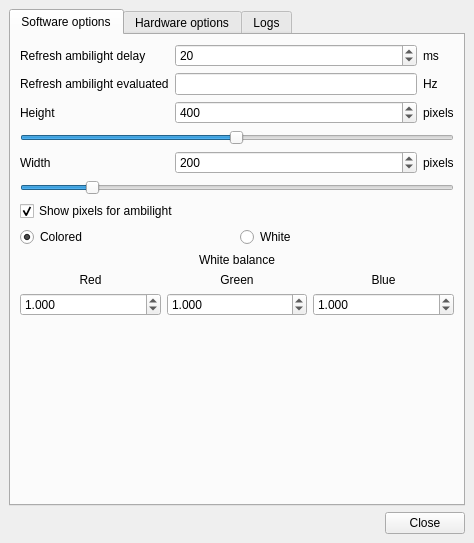
Qt form Software/src/mainwindow.ui (Atarity/Lightpack) before a commit.
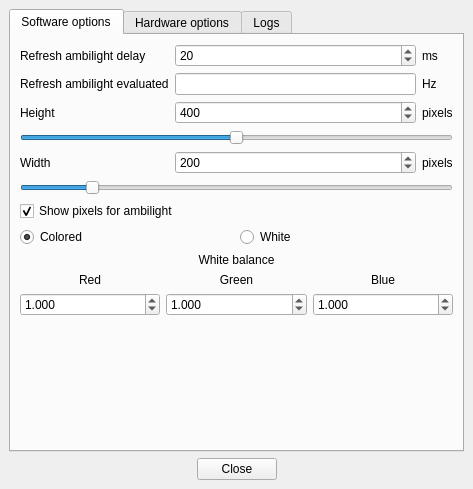
The same form after that commit. Icons and pictures are not drawn.

Commit message: Software: update ru_RU.ts; a little changes in aboutdialog and mainwindow user interfaces;

What changed in the file:
```diff
--- a/Software/src/mainwindow.ui
+++ b/Software/src/mainwindow.ui
@@ -7,8 +7,8 @@
    <rect>
     <x>0</x>
     <y>0</y>
-    <width>474</width>
-    <height>543</height>
+    <width>473</width>
+    <height>489</height>
    </rect>
   </property>
   <property name="windowTitle">
@@ -702,6 +702,19 @@
         </property>
        </widget>
       </item>
+      <item>
+       <spacer name="horizontalSpacer_3">
+        <property name="orientation">
+         <enum>Qt::Horizontal</enum>
+        </property>
+        <property name="sizeHint" stdset="0">
+         <size>
+          <width>37</width>
+          <height>17</height>
+         </size>
+        </property>
+       </spacer>
+      </item>
      </layout>
     </item>
    </layout>
```
The commit also changes 2 other files.
